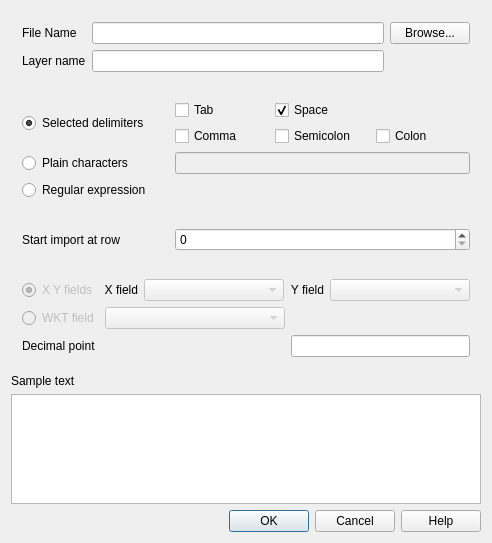
First picture: the form in src/ui/qgsdelimitedtextsourceselectbase.ui, repository qgis/QGIS, before the edit.
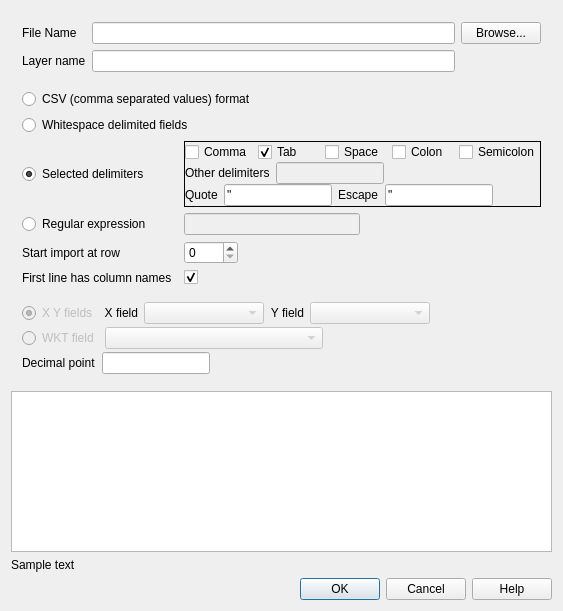
Second picture: the form after the edit. Icons and pictures are not drawn.

Commit message: Delimited text fix compiling

```diff
--- a/src/ui/qgsdelimitedtextsourceselectbase.ui
+++ b/src/ui/qgsdelimitedtextsourceselectbase.ui
@@ -6,8 +6,8 @@
    <rect>
     <x>0</x>
     <y>0</y>
-    <width>492</width>
-    <height>543</height>
+    <width>563</width>
+    <height>611</height>
    </rect>
   </property>
   <property name="windowTitle">
@@ -105,184 +105,16 @@
      </layout>
     </widget>
    </item>
-   <item row="1" column="0">
-    <widget class="QFrame" name="frame_select_delimiters">
-     <property name="enabled">
-      <bool>true</bool>
-     </property>
-     <layout class="QGridLayout" name="gridLayout_5" columnstretch="1,2">
-      <item row="0" column="0">
-       <widget class="QRadioButton" name="delimiterSelection">
-        <property name="text">
-         <string>Selected delimiters</string>
-        </property>
-        <property name="checked">
-         <bool>true</bool>
-        </property>
-       </widget>
-      </item>
-      <item row="5" column="0">
-       <widget class="QRadioButton" name="delimiterRegexp">
-        <property name="sizePolicy">
-         <sizepolicy hsizetype="Minimum" vsizetype="Minimum">
-          <horstretch>0</horstretch>
-          <verstretch>0</verstretch>
-         </sizepolicy>
-        </property>
-        <property name="toolTip">
-         <string>The delimiter is a regular expression</string>
-        </property>
-        <property name="whatsThis">
-         <string>The delimiter is a regular expression</string>
-        </property>
-        <property name="text">
-         <string>Regular expression</string>
-        </property>
-       </widget>
-      </item>
-      <item row="2" column="0">
-       <widget class="QRadioButton" name="delimiterPlain">
-        <property name="enabled">
-         <bool>true</bool>
-        </property>
-        <property name="toolTip">
-         <string>The delimiter is taken as is</string>
-        </property>
-        <property name="whatsThis">
-         <string>The delimiter is taken as is</string>
-        </property>
-        <property name="text">
-         <string>Plain characters</string>
-        </property>
-        <property name="checked">
-         <bool>false</bool>
-        </property>
-       </widget>
-      </item>
-      <item row="0" column="1">
-       <layout class="QGridLayout" name="gridLayout">
-        <item row="0" column="0">
-         <widget class="QCheckBox" name="cbxDelimTab">
-          <property name="text">
-           <string>Tab</string>
-          </property>
-         </widget>
-        </item>
-        <item row="0" column="1">
-         <widget class="QCheckBox" name="cbxDelimSpace">
-          <property name="text">
-           <string>Space</string>
-          </property>
-          <property name="checked">
-           <bool>true</bool>
-          </property>
-         </widget>
-        </item>
-        <item row="1" column="0">
-         <widget class="QCheckBox" name="cbxDelimComma">
-          <property name="text">
-           <string>Comma</string>
-          </property>
-         </widget>
-        </item>
-        <item row="1" column="1">
-         <widget class="QCheckBox" name="cbxDelimSemicolon">
-          <property name="text">
-           <string>Semicolon</string>
-          </property>
-         </widget>
-        </item>
-        <item row="1" column="2">
-         <widget class="QCheckBox" name="cbxDelimColon">
-          <property name="text">
-           <string>Colon</string>
-          </property>
-         </widget>
-        </item>
-       </layout>
-      </item>
-      <item row="2" column="1">
-       <widget class="QLineEdit" name="txtDelimiter">
-        <property name="enabled">
-         <bool>false</bool>
-        </property>
-        <property name="sizePolicy">
-         <sizepolicy hsizetype="Minimum" vsizetype="Fixed">
-          <horstretch>0</horstretch>
-          <verstretch>0</verstretch>
-         </sizepolicy>
-        </property>
-        <property name="maximumSize">
-         <size>
-          <width>32767</width>
-          <height>32767</height>
-         </size>
-        </property>
-        <property name="toolTip">
-         <string>Delimiter to use when splitting fields in the text file. The delimiter can be more than one character.</string>
-        </property>
-        <property name="whatsThis">
-         <string>Delimiter to use when splitting fields in the delimited text file. The delimiter can be 1 or more characters in length.</string>
-        </property>
-       </widget>
-      </item>
-     </layout>
-    </widget>
-   </item>
-   <item row="2" column="0">
-    <widget class="QWidget" name="widget_5" native="true">
-     <property name="enabled">
-      <bool>true</bool>
-     </property>
-     <property name="sizePolicy">
-      <sizepolicy hsizetype="Minimum" vsizetype="Minimum">
-       <horstretch>0</horstretch>
-       <verstretch>0</verstretch>
-      </sizepolicy>
-     </property>
-     <layout class="QGridLayout" name="gridLayout_6" columnstretch="1,2">
-      <item row="1" column="1">
-       <widget class="QSpinBox" name="rowCounter">
-        <property name="minimumSize">
-         <size>
-          <width>0</width>
-          <height>0</height>
-         </size>
-        </property>
-        <property name="maximumSize">
-         <size>
-          <width>16777215</width>
-          <height>16777215</height>
-         </size>
-        </property>
-        <property name="wrapping">
-         <bool>false</bool>
-        </property>
-        <property name="value">
-         <number>0</number>
-        </property>
-       </widget>
-      </item>
-      <item row="1" column="0">
-       <widget class="QLabel" name="label_4">
-        <property name="sizePolicy">
-         <sizepolicy hsizetype="Minimum" vsizetype="Preferred">
-          <horstretch>0</horstretch>
-          <verstretch>0</verstretch>
-         </sizepolicy>
-        </property>
-        <property name="text">
-         <string>Start import at row</string>
-        </property>
-       </widget>
-      </item>
-     </layout>
-    </widget>
-   </item>
    <item row="3" column="0">
     <widget class="QFrame" name="gridFrame_2">
-     <layout class="QGridLayout" name="gridLayout_2">
-      <item row="0" column="0" colspan="3">
+     <layout class="QVBoxLayout" name="verticalLayout_2">
+      <property name="spacing">
+       <number>3</number>
+      </property>
+      <property name="topMargin">
+       <number>0</number>
+      </property>
+      <item>
        <layout class="QHBoxLayout" name="horizontalLayout">
         <item>
          <widget class="QRadioButton" name="geomTypeXY">
@@ -370,86 +202,133 @@
           </property>
          </widget>
         </item>
+        <item>
+         <spacer name="horizontalSpacer_6">
+          <property name="orientation">
+           <enum>Qt::Horizontal</enum>
+          </property>
+          <property name="sizeHint" stdset="0">
+           <size>
+            <width>40</width>
+            <height>20</height>
+           </size>
+          </property>
+         </spacer>
+        </item>
        </layout>
       </item>
-      <item row="1" column="0">
-       <widget class="QRadioButton" name="geomTypeWKT">
-        <property name="enabled">
-         <bool>false</bool>
+      <item>
+       <layout class="QHBoxLayout" name="horizontalLayout_3">
+        <property name="topMargin">
+         <number>0</number>
         </property>
-        <property name="whatsThis">
-         <string>The file contains a well known text geometry field</string>
-        </property>
-        <property name="text">
-         <string>WKT field</string>
-        </property>
-       </widget>
+        <item>
+         <widget class="QRadioButton" name="geomTypeWKT">
+          <property name="enabled">
+           <bool>false</bool>
+          </property>
+          <property name="whatsThis">
+           <string>The file contains a well known text geometry field</string>
+          </property>
+          <property name="text">
+           <string>WKT field</string>
+          </property>
+         </widget>
+        </item>
+        <item>
+         <widget class="QComboBox" name="cmbWktField">
+          <property name="enabled">
+           <bool>false</bool>
+          </property>
+          <property name="sizePolicy">
+           <sizepolicy hsizetype="Expanding" vsizetype="Fixed">
+            <horstretch>0</horstretch>
+            <verstretch>0</verstretch>
+           </sizepolicy>
+          </property>
+          <property name="minimumSize">
+           <size>
+            <width>120</width>
+            <height>0</height>
+           </size>
+          </property>
+          <property name="toolTip">
+           <string>Name of the field containing y values</string>
+          </property>
+          <property name="whatsThis">
+           <string>Name of the field containing y values. Choose a field from the list. The list is generated by parsing the header row of the delimited text file.</string>
+          </property>
+          <property name="editable">
+           <bool>false</bool>
+          </property>
+         </widget>
+        </item>
+        <item>
+         <spacer name="horizontalSpacer">
+          <property name="orientation">
+           <enum>Qt::Horizontal</enum>
+          </property>
+          <property name="sizeHint" stdset="0">
+           <size>
+            <width>177</width>
+            <height>20</height>
+           </size>
+          </property>
+         </spacer>
+        </item>
+       </layout>
       </item>
-      <item row="1" column="1">
-       <widget class="QComboBox" name="cmbWktField">
-        <property name="enabled">
-         <bool>false</bool>
+      <item>
+       <layout class="QHBoxLayout" name="horizontalLayout_4">
+        <property name="topMargin">
+         <number>0</number>
         </property>
-        <property name="sizePolicy">
-         <sizepolicy hsizetype="Expanding" vsizetype="Fixed">
-          <horstretch>0</horstretch>
-          <verstretch>0</verstretch>
-         </sizepolicy>
-        </property>
-        <property name="minimumSize">
-         <size>
-          <width>120</width>
-          <height>0</height>
-         </size>
-        </property>
-        <property name="toolTip">
-         <string>Name of the field containing y values</string>
-        </property>
-        <property name="whatsThis">
-         <string>Name of the field containing y values. Choose a field from the list. The list is generated by parsing the header row of the delimited text file.</string>
-        </property>
-        <property name="editable">
-         <bool>false</bool>
-        </property>
-       </widget>
-      </item>
-      <item row="1" column="2">
-       <spacer name="horizontalSpacer">
-        <property name="orientation">
-         <enum>Qt::Horizontal</enum>
-        </property>
-        <property name="sizeHint" stdset="0">
-         <size>
-          <width>177</width>
-          <height>20</height>
-         </size>
-        </property>
-       </spacer>
-      </item>
-      <item row="2" column="2">
-       <widget class="QLineEdit" name="decimalPoint"/>
-      </item>
-      <item row="2" column="0" colspan="2">
-       <widget class="QLabel" name="label_2">
-        <property name="text">
-         <string>Decimal point</string>
-        </property>
-       </widget>
+        <item>
+         <widget class="QLabel" name="label_2">
+          <property name="text">
+           <string>Decimal point</string>
+          </property>
+         </widget>
+        </item>
+        <item>
+         <widget class="QLineEdit" name="decimalPoint">
+          <property name="sizePolicy">
+           <sizepolicy hsizetype="Minimum" vsizetype="Fixed">
+            <horstretch>0</horstretch>
+            <verstretch>0</verstretch>
+           </sizepolicy>
+          </property>
+          <property name="maxLength">
+           <number>1</number>
+          </property>
+         </widget>
+        </item>
+        <item>
+         <spacer name="horizontalSpacer_3">
+          <property name="orientation">
+           <enum>Qt::Horizontal</enum>
+          </property>
+          <property name="sizeHint" stdset="0">
+           <size>
+            <width>40</width>
+            <height>20</height>
+           </size>
+          </property>
+         </spacer>
+        </item>
+       </layout>
       </item>
      </layout>
     </widget>
    </item>
-   <item row="4" column="0">
+   <item row="5" column="0">
     <widget class="QLabel" name="label">
      <property name="text">
       <string>Sample text</string>
      </property>
     </widget>
    </item>
-   <item row="5" column="0">
-    <widget class="QTableWidget" name="tblSample"/>
-   </item>
-   <item row="6" column="0">
+   <item row="7" column="0">
     <widget class="QDialogButtonBox" name="buttonBox">
      <property name="orientation">
       <enum>Qt::Horizontal</enum>
@@ -459,6 +338,383 @@
      </property>
     </widget>
    </item>
+   <item row="4" column="0">
+    <widget class="QTableWidget" name="tblSample"/>
+   </item>
+   <item row="1" column="0">
+    <widget class="QFrame" name="frame_select_delimiters">
+     <property name="enabled">
+      <bool>true</bool>
+     </property>
+     <layout class="QGridLayout" name="gridLayout_5" columnstretch="0,0,0">
+      <property name="topMargin">
+       <number>0</number>
+      </property>
+      <item row="3" column="0">
+       <widget class="QRadioButton" name="delimiterRegexp">
+        <property name="sizePolicy">
+         <sizepolicy hsizetype="Minimum" vsizetype="Minimum">
+          <horstretch>0</horstretch>
+          <verstretch>0</verstretch>
+         </sizepolicy>
+        </property>
+        <property name="toolTip">
+         <string>The file is split using a regular expression</string>
+        </property>
+        <property name="statusTip">
+         <string>The file is split using a regular expression</string>
+        </property>
+        <property name="whatsThis">
+         <string>The file is split using a regular expression</string>
+        </property>
+        <property name="text">
+         <string>Regular expression</string>
+        </property>
+       </widget>
+      </item>
+      <item row="2" column="0">
+       <widget class="QRadioButton" name="delimiterChars">
+        <property name="toolTip">
+         <string>Fields are delimited by specified delimiters with quote and escape characters</string>
+        </property>
+        <property name="statusTip">
+         <string>Fields are delimited by specified delimiters with quote and escape characters</string>
+        </property>
+        <property name="whatsThis">
+         <string>&lt;html&gt;&lt;head/&gt;&lt;body&gt;&lt;p&gt;Fields are delimited by specified delimiters with quote and escape characters&lt;/p&gt;&lt;p&gt;Fields quoted using a quote characters may contain delimiters and new lines&lt;/p&gt;&lt;p&gt;The escape character can escape new lines and  quotes within quoted fields&lt;/p&gt;&lt;/body&gt;&lt;/html&gt;</string>
+        </property>
+        <property name="text">
+         <string>Selected delimiters</string>
+        </property>
+        <property name="checked">
+         <bool>true</bool>
+        </property>
+       </widget>
+      </item>
+      <item row="0" column="0" colspan="3">
+       <widget class="QRadioButton" name="delimiterCSV">
+        <property name="toolTip">
+         <string>The file is an Excel compatible CSV format</string>
+        </property>
+        <property name="statusTip">
+         <string>The file is an Excel compatible CSV format</string>
+        </property>
+        <property name="whatsThis">
+         <string>The file is an Excel compatible CSV format</string>
+        </property>
+        <property name="text">
+         <string>CSV (comma separated values) format</string>
+        </property>
+       </widget>
+      </item>
+      <item row="4" column="2">
+       <layout class="QHBoxLayout" name="horizontalLayout_2">
+        <property name="topMargin">
+         <number>0</number>
+        </property>
+        <item>
+         <widget class="QSpinBox" name="rowCounter">
+          <property name="minimumSize">
+           <size>
+            <width>0</width>
+            <height>0</height>
+           </size>
+          </property>
+          <property name="maximumSize">
+           <size>
+            <width>16777215</width>
+            <height>16777215</height>
+           </size>
+          </property>
+          <property name="wrapping">
+           <bool>false</bool>
+          </property>
+          <property name="maximum">
+           <number>9999</number>
+          </property>
+          <property name="value">
+           <number>0</number>
+          </property>
+         </widget>
+        </item>
+        <item>
+         <spacer name="horizontalSpacer_2">
+          <property name="orientation">
+           <enum>Qt::Horizontal</enum>
+          </property>
+          <property name="sizeHint" stdset="0">
+           <size>
+            <width>40</width>
+            <height>20</height>
+           </size>
+          </property>
+         </spacer>
+        </item>
+       </layout>
+      </item>
+      <item row="5" column="0">
+       <widget class="QLabel" name="label_3">
+        <property name="text">
+         <string>First line has column names</string>
+        </property>
+       </widget>
+      </item>
+      <item row="1" column="0" colspan="3">
+       <widget class="QRadioButton" name="delimiterWhitespace">
+        <property name="toolTip">
+         <string>The file is delimited by arbitrary white space</string>
+        </property>
+        <property name="statusTip">
+         <string>The file is delimited by arbitrary white space</string>
+        </property>
+        <property name="whatsThis">
+         <string>The file is delimited by arbitrary white space</string>
+        </property>
+        <property name="text">
+         <string>Whitespace delimited fields</string>
+        </property>
+       </widget>
+      </item>
+      <item row="4" column="0">
+       <widget class="QLabel" name="label_4">
+        <property name="sizePolicy">
+         <sizepolicy hsizetype="Minimum" vsizetype="Preferred">
+          <horstretch>0</horstretch>
+          <verstretch>0</verstretch>
+         </sizepolicy>
+        </property>
+        <property name="text">
+         <string>Start import at row</string>
+        </property>
+       </widget>
+      </item>
+      <item row="5" column="2">
+       <widget class="QCheckBox" name="cbxUseHeader">
+        <property name="text">
+         <string/>
+        </property>
+        <property name="checked">
+         <bool>true</bool>
+        </property>
+       </widget>
+      </item>
+      <item row="2" column="2">
+       <widget class="QFrame" name="frameDelimiterCharacters">
+        <property name="frameShape">
+         <enum>QFrame::Box</enum>
+        </property>
+        <layout class="QVBoxLayout" name="verticalLayout_3">
+         <property name="spacing">
+          <number>0</number>
+         </property>
+         <property name="margin">
+          <number>0</number>
+         </property>
+         <item>
+          <layout class="QHBoxLayout" name="horizontalLayout_5">
+           <property name="topMargin">
+            <number>0</number>
+           </property>
+           <item>
+            <widget class="QCheckBox" name="cbxDelimComma">
+             <property name="text">
+              <string>Comma</string>
+             </property>
+            </widget>
+           </item>
+           <item>
+            <widget class="QCheckBox" name="cbxDelimTab">
+             <property name="toolTip">
+              <string>Tab character is one of the delimiters</string>
+             </property>
+             <property name="text">
+              <string>Tab</string>
+             </property>
+             <property name="checked">
+              <bool>true</bool>
+             </property>
+            </widget>
+           </item>
+           <item>
+            <widget class="QCheckBox" name="cbxDelimSpace">
+             <property name="toolTip">
+              <string>Space character is one of the delimiters</string>
+             </property>
+             <property name="text">
+              <string>Space</string>
+             </property>
+             <property name="checked">
+              <bool>false</bool>
+             </property>
+            </widget>
+           </item>
+           <item>
+            <widget class="QCheckBox" name="cbxDelimColon">
+             <property name="text">
+              <string>Colon</string>
+             </property>
+            </widget>
+           </item>
+           <item>
+            <widget class="QCheckBox" name="cbxDelimSemicolon">
+             <property name="text">
+              <string>Semicolon</string>
+             </property>
+            </widget>
+           </item>
+          </layout>
+         </item>
+         <item>
+          <layout class="QHBoxLayout" name="horizontalLayout_6">
+           <property name="topMargin">
+            <number>0</number>
+           </property>
+           <item>
+            <widget class="QLabel" name="labelDelimOther">
+             <property name="text">
+              <string>Other delimiters</string>
+             </property>
+            </widget>
+           </item>
+           <item>
+            <widget class="QLineEdit" name="txtDelimiterOther">
+             <property name="enabled">
+              <bool>false</bool>
+             </property>
+             <property name="sizePolicy">
+              <sizepolicy hsizetype="Minimum" vsizetype="Fixed">
+               <horstretch>0</horstretch>
+               <verstretch>0</verstretch>
+              </sizepolicy>
+             </property>
+             <property name="maximumSize">
+              <size>
+               <width>32767</width>
+               <height>32767</height>
+              </size>
+             </property>
+             <property name="toolTip">
+              <string>Delimiter to use when splitting fields in the text file. The delimiter can be more than one character.</string>
+             </property>
+             <property name="statusTip">
+              <string>Delimiter to use when splitting fields in the text file. The delimiter can be more than one character.</string>
+             </property>
+             <property name="whatsThis">
+              <string>&lt;html&gt;&lt;head/&gt;&lt;body&gt;&lt;p&gt;Delimiter to use when splitting fields in the delimited text file. The delimiter can be 1 or more characters in length.  This is used in addition to characters selected in check boxes.&lt;/p&gt;&lt;/body&gt;&lt;/html&gt;</string>
+             </property>
+            </widget>
+           </item>
+           <item>
+            <spacer name="horizontalSpacer_4">
+             <property name="orientation">
+              <enum>Qt::Horizontal</enum>
+             </property>
+             <property name="sizeHint" stdset="0">
+              <size>
+               <width>40</width>
+               <height>20</height>
+              </size>
+             </property>
+            </spacer>
+           </item>
+          </layout>
+         </item>
+         <item>
+          <layout class="QHBoxLayout" name="horizontalLayout_7">
+           <property name="topMargin">
+            <number>0</number>
+           </property>
+           <item>
+            <widget class="QLabel" name="label_5">
+             <property name="text">
+              <string>Quote</string>
+             </property>
+            </widget>
+           </item>
+           <item>
+            <widget class="QLineEdit" name="txtQuoteChars">
+             <property name="text">
+              <string>&quot;</string>
+             </property>
+            </widget>
+           </item>
+           <item>
+            <widget class="QLabel" name="label_6">
+             <property name="text">
+              <string>Escape</string>
+             </property>
+            </widget>
+           </item>
+           <item>
+            <widget class="QLineEdit" name="txtEscapeChars">
+             <property name="text">
+              <string>&quot;</string>
+             </property>
+            </widget>
+           </item>
+           <item>
+            <spacer name="horizontalSpacer_5">
+             <property name="orientation">
+              <enum>Qt::Horizontal</enum>
+             </property>
+             <property name="sizeHint" stdset="0">
+              <size>
+               <width>40</width>
+               <height>20</height>
+              </size>
+             </property>
+            </spacer>
+           </item>
+          </layout>
+         </item>
+        </layout>
+       </widget>
+      </item>
+      <item row="3" column="2">
+       <layout class="QHBoxLayout" name="horizontalLayout_8">
+        <item>
+         <widget class="QLineEdit" name="txtDelimiterRegexp">
+          <property name="enabled">
+           <bool>false</bool>
+          </property>
+          <property name="sizePolicy">
+           <sizepolicy hsizetype="Minimum" vsizetype="Fixed">
+            <horstretch>0</horstretch>
+            <verstretch>0</verstretch>
+           </sizepolicy>
+          </property>
+          <property name="maximumSize">
+           <size>
+            <width>32767</width>
+            <height>32767</height>
+           </size>
+          </property>
+          <property name="toolTip">
+           <string>Regular expression used to split each line into fields</string>
+          </property>
+          <property name="statusTip">
+           <string>Regular expression used to split each line into fields</string>
+          </property>
+          <property name="whatsThis">
+           <string>Regular expression used to split each line into fields</string>
+          </property>
+         </widget>
+        </item>
+        <item>
+         <widget class="QLabel" name="lblRegexpError">
+          <property name="styleSheet">
+           <string notr="true">color: rgb(255, 0, 0);</string>
+          </property>
+          <property name="text">
+           <string/>
+          </property>
+         </widget>
+        </item>
+       </layout>
+      </item>
+     </layout>
+    </widget>
+   </item>
   </layout>
  </widget>
  <layoutdefault spacing="6" margin="11"/>
```
Left out of the diff: 92 changed lines with no effect on the pictures. The commit also changes 10 other files.
